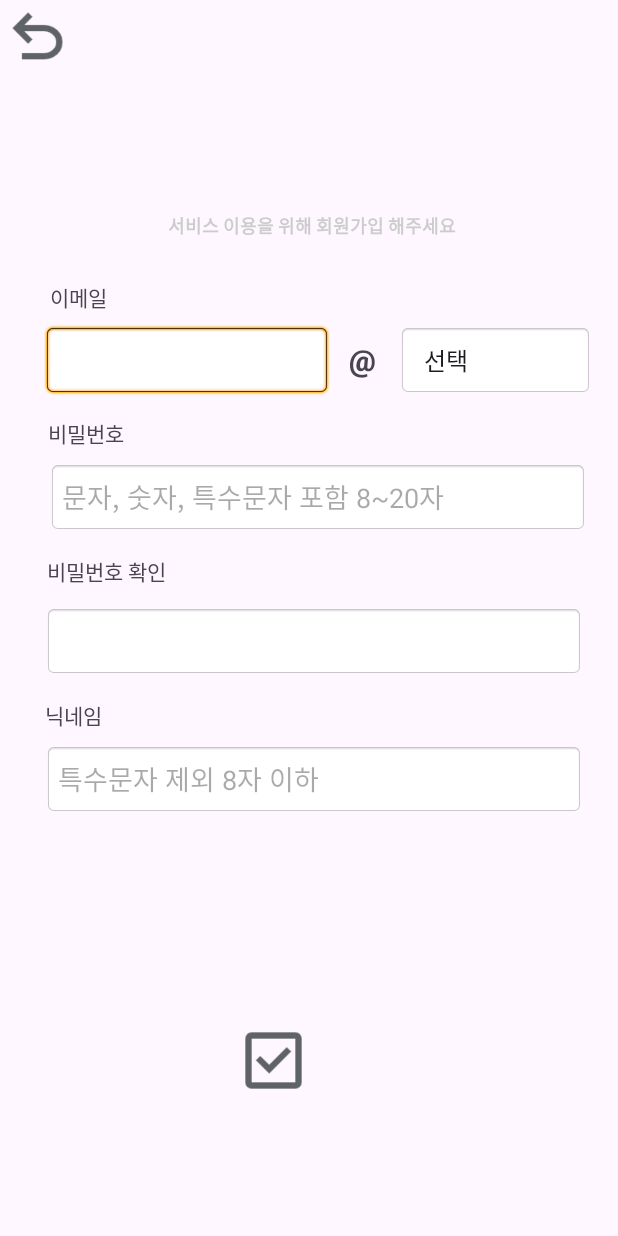
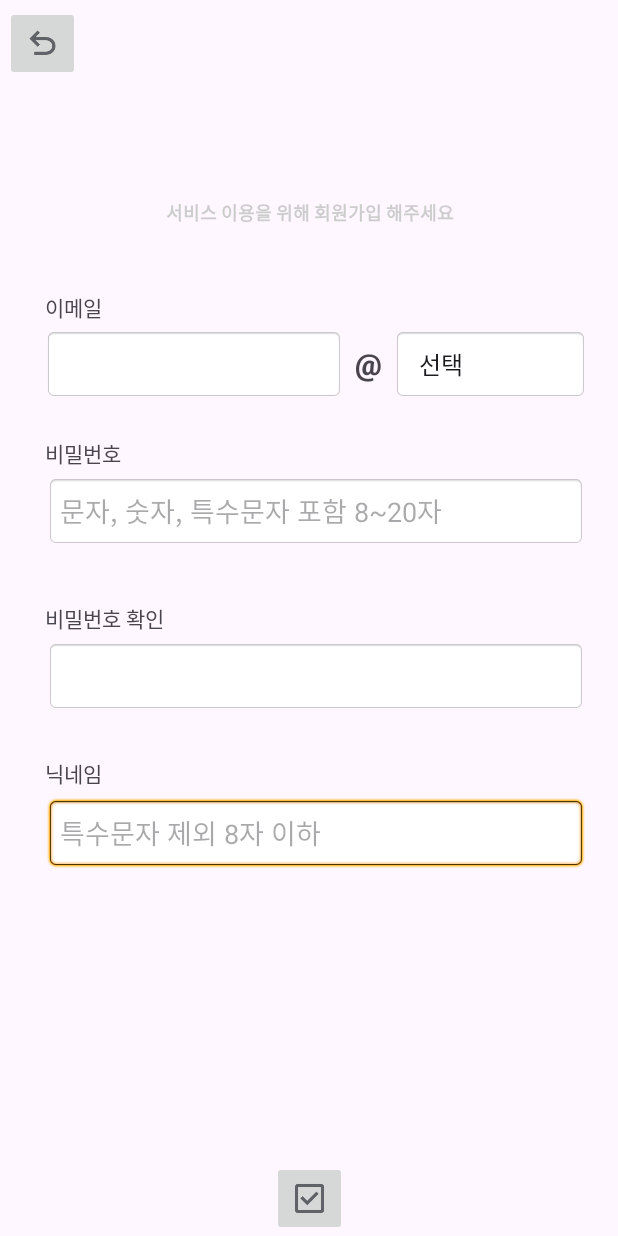
Before and after one commit to HGCQ/AndroidProjects, an Android app: the Join screen opened directly, with no data from a screen before it, on a phone screen of 412 x 824 dp. Run offline under Robolectric (Android 15) with nearby library versions, the light colour scheme and no system bars; libraries missing offline, so code that uses them is left out: com.franmontiel.persistentcookiejar; 2 statements that could not run were skipped.

Commit message:
Add: 로그인, 회원가입 UI 변경 및 회원가입 기능 수정

```diff
--- a/photobook/View/app/src/main/res/layout/activity_join.xml
+++ b/photobook/View/app/src/main/res/layout/activity_join.xml
@@ -1,166 +1,190 @@
 <?xml version="1.0" encoding="utf-8"?>
-<LinearLayout xmlns:android="http://schemas.android.com/apk/res/android"
+<androidx.constraintlayout.widget.ConstraintLayout xmlns:android="http://schemas.android.com/apk/res/android"
     xmlns:app="http://schemas.android.com/apk/res-auto"
     xmlns:tools="http://schemas.android.com/tools"
     android:id="@+id/main"
     android:layout_width="match_parent"
     android:layout_height="match_parent"
-    android:orientation="horizontal"
     tools:context=".activity.Join">
 
-
-    <RelativeLayout
-        android:layout_width="match_parent"
-        android:layout_height="match_parent"
-
-        android:orientation="vertical">
-
     <ImageButton
+        android:id="@+id/back"
         android:layout_width="50dp"
         android:layout_height="50dp"
-            android:background="@drawable/backicon"
-            tools:ignore="SpeakableTextPresentCheck" />
+        android:scaleType="fitCenter"
+        android:src="@drawable/backicon"
+        app:layout_constraintBottom_toBottomOf="parent"
+        app:layout_constraintEnd_toEndOf="parent"
+        app:layout_constraintHorizontal_bias="0.01"
+        app:layout_constraintStart_toStartOf="parent"
+        app:layout_constraintTop_toTopOf="parent"
+        app:layout_constraintVertical_bias="0.005" />
 
-        <TextView
-            android:layout_width="wrap_content"
-            android:layout_height="wrap_content"
-            android:layout_alignParentTop="true"
-            android:layout_alignParentEnd="true"
-            android:layout_marginTop="141dp"
-            android:layout_marginEnd="108dp"
-            android:text="서비스 이용을 위해 회원가입 해주세요"
-            android:textColor="#CCCCCC"
-            android:textSize="12sp"
-            android:textStyle="bold" />
 
-        <TextView
-            android:layout_width="wrap_content"
-            android:layout_height="wrap_content"
-            android:layout_alignParentStart="true"
-            android:layout_alignParentTop="true"
-            android:layout_marginStart="33dp"
-            android:layout_marginTop="187dp"
-            android:text="이메일" />
+    <EditText
+        android:id="@+id/name"
+        android:layout_width="360dp"
+        android:layout_height="48dp"
+        android:background="@android:drawable/editbox_background"
+        android:ems="9"
+        android:hint="특수문자 제외 8자 이하"
+        android:inputType="text"
+        android:maxLength="8"
+        app:layout_constraintBottom_toBottomOf="parent"
+        app:layout_constraintEnd_toEndOf="parent"
+        app:layout_constraintHorizontal_bias="0.588"
+        app:layout_constraintStart_toStartOf="parent"
+        app:layout_constraintTop_toTopOf="parent"
+        app:layout_constraintVertical_bias="0.685" />
 
     <EditText
         android:id="@+id/email"
-            android:layout_width="wrap_content"
+        android:layout_width="200dp"
         android:layout_height="48dp"
-            android:layout_alignParentTop="true"
-            android:layout_alignParentEnd="true"
-            android:layout_marginTop="216dp"
-            android:layout_marginEnd="191dp"
         android:background="@android:drawable/editbox_background"
         android:ems="9"
         android:gravity="center"
         android:importantForAccessibility="no"
         android:inputType="text"
-            android:maxLength="20" />
+        android:maxLength="20"
+        app:layout_constraintBottom_toBottomOf="parent"
+        app:layout_constraintEnd_toEndOf="parent"
+        app:layout_constraintHorizontal_bias="0.137"
+        app:layout_constraintStart_toStartOf="parent"
+        app:layout_constraintTop_toTopOf="parent"
+        app:layout_constraintVertical_bias="0.282" />
+
+    <TextView
+        android:layout_width="wrap_content"
+        android:layout_height="wrap_content"
+
+        android:text="비밀번호"
+        app:layout_constraintBottom_toBottomOf="parent"
+        app:layout_constraintEnd_toEndOf="parent"
+        app:layout_constraintHorizontal_bias="0.083"
+        app:layout_constraintStart_toStartOf="parent"
+        app:layout_constraintTop_toTopOf="parent"
+        app:layout_constraintVertical_bias="0.363" />
+
+    <EditText
+        android:id="@+id/passwordCheck"
+        android:layout_width="360dp"
+        android:layout_height="48dp"
+        android:background="@android:drawable/editbox_background"
+        android:ems="9"
+        android:importantForAccessibility="no"
+        android:inputType="text"
+        android:maxLength="20"
+        app:layout_constraintBottom_toBottomOf="parent"
+        app:layout_constraintEnd_toEndOf="parent"
+        app:layout_constraintHorizontal_bias="0.588"
+        app:layout_constraintStart_toStartOf="parent"
+        app:layout_constraintTop_toTopOf="parent"
+        app:layout_constraintVertical_bias="0.55" />
 
     <TextView
         android:layout_width="32dp"
         android:layout_height="48dp"
-            android:layout_alignParentStart="true"
-            android:layout_alignParentTop="true"
-            android:layout_marginStart="225dp"
-            android:layout_marginTop="216dp"
         android:fontFamily="sans-serif-black"
         android:gravity="center"
         android:text="\@"
-            android:textSize="20sp" />
+        android:textSize="20sp"
+        app:layout_constraintBottom_toBottomOf="parent"
+        app:layout_constraintEnd_toEndOf="parent"
+        app:layout_constraintHorizontal_bias="0.604"
+        app:layout_constraintStart_toStartOf="parent"
+        app:layout_constraintTop_toTopOf="parent"
+        app:layout_constraintVertical_bias="0.282" />
+
+    <TextView
+        android:layout_width="wrap_content"
+        android:layout_height="wrap_content"
+        android:text="이메일"
+        app:layout_constraintBottom_toBottomOf="parent"
+        app:layout_constraintEnd_toEndOf="parent"
+        app:layout_constraintHorizontal_bias="0.08"
+        app:layout_constraintStart_toStartOf="parent"
+        app:layout_constraintTop_toTopOf="parent"
+        app:layout_constraintVertical_bias="0.242" />
+
+    <EditText
+        android:id="@+id/password"
+        android:layout_width="360dp"
+        android:layout_height="48dp"
+        android:background="@android:drawable/editbox_background"
+        android:ems="9"
+        android:hint="문자, 숫자, 특수문자 포함 8~20자"
+        android:inputType="text"
+        android:maxLength="20"
+        app:layout_constraintBottom_toBottomOf="parent"
+        app:layout_constraintEnd_toEndOf="parent"
+        app:layout_constraintHorizontal_bias="0.588"
+        app:layout_constraintStart_toStartOf="parent"
+        app:layout_constraintTop_toTopOf="parent"
+        app:layout_constraintVertical_bias="0.408" />
+
+    <TextView
+        android:layout_width="wrap_content"
+        android:layout_height="wrap_content"
+        android:text="비밀번호 확인"
+        app:layout_constraintBottom_toBottomOf="parent"
+        app:layout_constraintEnd_toEndOf="parent"
+        app:layout_constraintHorizontal_bias="0.09"
+        app:layout_constraintStart_toStartOf="parent"
+        app:layout_constraintTop_toTopOf="parent" />
+
+    <TextView
+        android:layout_width="wrap_content"
+        android:layout_height="wrap_content"
+        android:text="서비스 이용을 위해 회원가입 해주세요"
+        android:textColor="#CCCCCC"
+        android:textSize="12sp"
+        android:textStyle="bold"
+        app:layout_constraintBottom_toBottomOf="parent"
+        app:layout_constraintEnd_toEndOf="parent"
+        app:layout_constraintHorizontal_bias="0.504"
+        app:layout_constraintStart_toStartOf="parent"
+        app:layout_constraintTop_toTopOf="parent"
+        app:layout_constraintVertical_bias="0.165" />
 
     <Spinner
         android:id="@+id/spinner"
         android:layout_width="130dp"
         android:layout_height="wrap_content"
-            android:layout_alignParentStart="true"
-            android:layout_alignParentTop="true"
-            android:layout_marginStart="265dp"
-            android:layout_marginTop="216dp"
+
         android:background="@android:drawable/editbox_background"
         android:entries="@array/email_domains"
         android:gravity="center"
-            android:minHeight="48dp" />
+        android:minHeight="48dp"
+        app:layout_constraintBottom_toBottomOf="parent"
+        app:layout_constraintEnd_toEndOf="parent"
+        app:layout_constraintHorizontal_bias="0.928"
+        app:layout_constraintStart_toStartOf="parent"
+        app:layout_constraintTop_toTopOf="parent"
+        app:layout_constraintVertical_bias="0.282" />
 
     <TextView
         android:layout_width="wrap_content"
         android:layout_height="wrap_content"
-            android:layout_alignParentStart="true"
-            android:layout_alignParentTop="true"
-            android:layout_marginStart="32dp"
-            android:layout_marginTop="278dp"
-            android:text="비밀번호" />
-
-        <EditText
-            android:id="@+id/password"
-            android:layout_width="360dp"
-            android:layout_height="48dp"
-            android:layout_alignParentStart="true"
-            android:layout_alignParentTop="true"
-            android:layout_marginStart="32dp"
-            android:layout_marginTop="307dp"
-            android:background="@android:drawable/editbox_background"
-            android:ems="9"
-            android:hint="문자, 숫자, 특수문자 포함 8~20자"
-            android:inputType="text"
-            android:maxLength="20" />
-
-        <TextView
-            android:layout_width="wrap_content"
-            android:layout_height="wrap_content"
-            android:layout_alignParentStart="true"
-            android:layout_alignParentTop="true"
-            android:layout_marginStart="31dp"
-            android:layout_marginTop="370dp"
-            android:text="비밀번호 확인" />
-
-        <EditText
-            android:id="@+id/passwordCheck"
-            android:layout_width="360dp"
-            android:layout_height="48dp"
-            android:layout_alignParentStart="true"
-            android:layout_alignParentTop="true"
-            android:layout_marginStart="29dp"
-            android:layout_marginTop="403dp"
-            android:background="@android:drawable/editbox_background"
-            android:ems="9"
-            android:importantForAccessibility="no"
-            android:inputType="text"
-            android:maxLength="20" />
-
-        <TextView
-            android:layout_width="wrap_content"
-            android:layout_height="wrap_content"
-            android:layout_alignParentStart="true"
-            android:layout_alignParentTop="true"
-            android:layout_marginStart="30dp"
-            android:layout_marginTop="466dp"
-            android:text="닉네임" />
-
-        <EditText
-            android:id="@+id/name"
-            android:layout_width="360dp"
-            android:layout_height="48dp"
-            android:layout_alignParentStart="true"
-            android:layout_alignParentTop="true"
-            android:layout_marginStart="29dp"
-            android:layout_marginTop="495dp"
-            android:background="@android:drawable/editbox_background"
-            android:ems="9"
-            android:hint="특수문자 제외 8자 이하"
-            android:inputType="text"
-            android:maxLength="8" />
+        android:text="닉네임"
+        app:layout_constraintBottom_toBottomOf="parent"
+        app:layout_constraintEnd_toEndOf="parent"
+        app:layout_constraintHorizontal_bias="0.08"
+        app:layout_constraintStart_toStartOf="parent"
+        app:layout_constraintTop_toTopOf="parent"
+        app:layout_constraintVertical_bias="0.629" />
 
     <ImageButton
         android:id="@+id/join"
         android:layout_width="50dp"
         android:layout_height="50dp"
-            android:layout_alignParentStart="true"
-            android:layout_alignParentBottom="true"
-            android:layout_marginStart="157dp"
-            android:layout_marginBottom="92dp"
-            android:background="@drawable/saveicon"
-            tools:ignore="SpeakableTextPresentCheck" />
+        android:scaleType="fitCenter"
+        android:src="@drawable/saveicon"
+        app:layout_constraintBottom_toBottomOf="parent"
+        app:layout_constraintEnd_toEndOf="parent"
+        app:layout_constraintHorizontal_bias="0.5"
+        app:layout_constraintStart_toStartOf="parent"
+        app:layout_constraintTop_toTopOf="parent"
+        app:layout_constraintVertical_bias="1" />
 
-    </RelativeLayout>
-</LinearLayout>
+</androidx.constraintlayout.widget.ConstraintLayout>
```
Also changed, not shown: photobook/View/app/src/main/res/layout/activity_login.xml (+42 -38 lines), photobook/View/app/src/main/res/layout/activity_main.xml (+31 -8 lines), photobook/View/app/src/main/res/drawable/joinbutton.png, photobook/View/app/src/main/res/drawable/loginbutton.png. Lines whose indentation alone changed are shown as unchanged.
